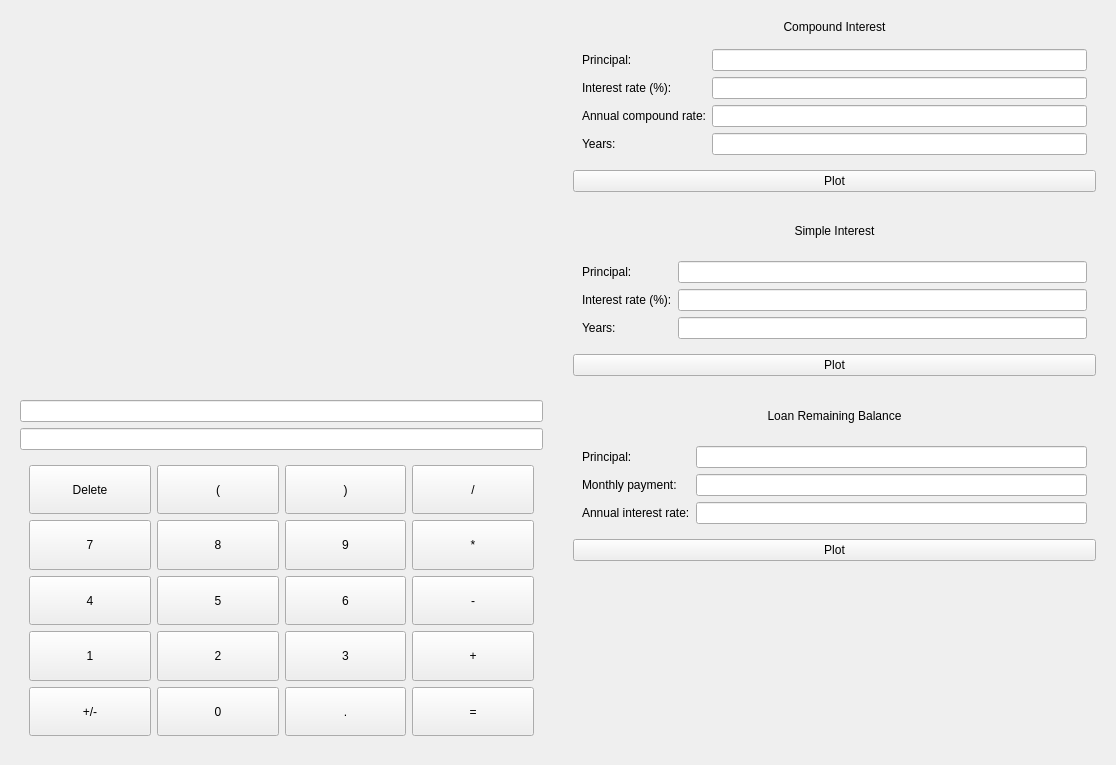
Before: the Qt Designer form app/calculator.ui in ebaustria/financial_calculator, drawn with Qt 5.
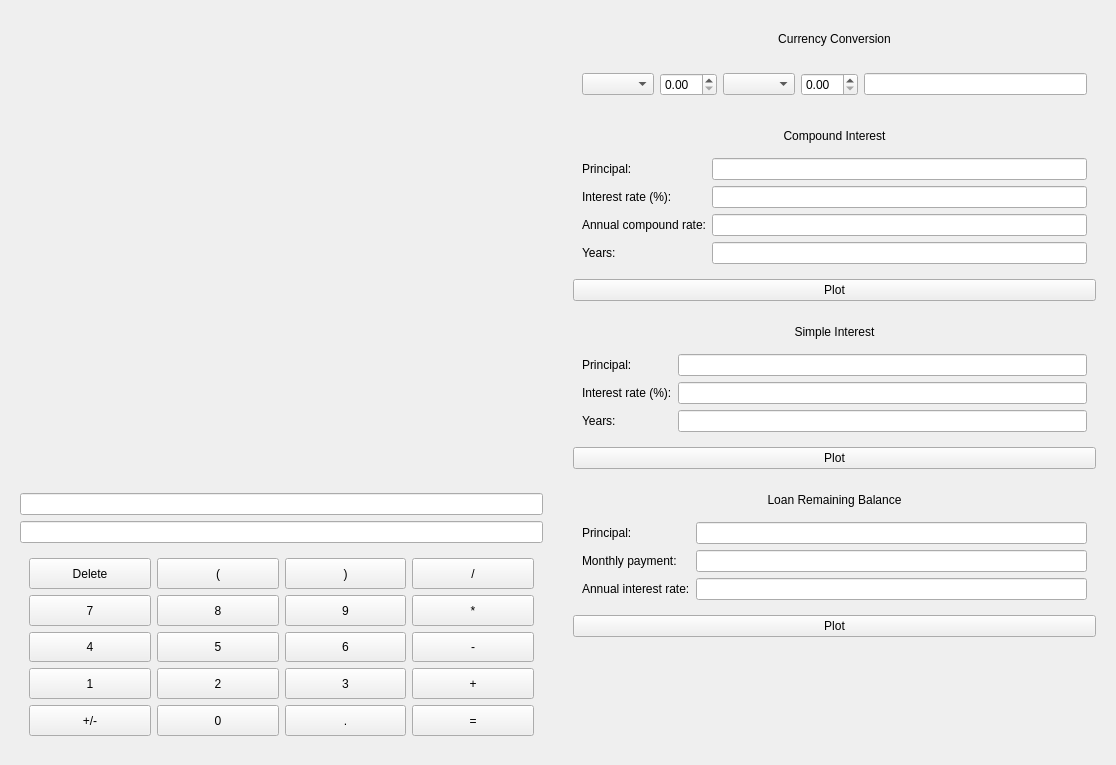
After: the same form once the commit is applied. Custom widgets are drawn as their Qt base class.

Commit message: Add currency conversion widgets

```diff
--- a/app/calculator.ui
+++ b/app/calculator.ui
@@ -20,94 +20,7 @@
    <string>Frame</string>
   </property>
   <layout class="QGridLayout" name="gridLayout">
-   <item row="0" column="0" rowspan="2" colspan="2">
-    <widget class="QWidget" name="plotViewer" native="true">
-     <property name="sizePolicy">
-      <sizepolicy hsizetype="Preferred" vsizetype="Preferred">
-       <horstretch>0</horstretch>
-       <verstretch>0</verstretch>
-      </sizepolicy>
-     </property>
-     <layout class="QVBoxLayout" name="verticalLayout" stretch="0">
-      <item>
-       <widget class="QChartView" name="lineChart" native="true"/>
-      </item>
-     </layout>
-    </widget>
-   </item>
-   <item row="0" column="2">
-    <widget class="QWidget" name="compoundInterestControlPanel" native="true">
-     <layout class="QVBoxLayout" name="verticalLayout_3">
-      <item>
-       <widget class="QLabel" name="compoundInterestLabel">
-        <property name="text">
-         <string>Compound Interest</string>
-        </property>
-        <property name="alignment">
-         <set>Qt::AlignmentFlag::AlignCenter</set>
-        </property>
-       </widget>
-      </item>
-      <item>
-       <widget class="QWidget" name="compoundForm" native="true">
-        <layout class="QFormLayout" name="roiFormLayout">
-         <property name="horizontalSpacing">
-          <number>6</number>
-         </property>
-         <item row="0" column="1">
-          <widget class="QLineEdit" name="compoundPrincipalEdit"/>
-         </item>
-         <item row="0" column="0">
-          <widget class="QLabel" name="compoundPrincipalLabel">
-           <property name="text">
-            <string>Principal:</string>
-           </property>
-          </widget>
-         </item>
-         <item row="1" column="1">
-          <widget class="QLineEdit" name="compoundLineEdit"/>
-         </item>
-         <item row="1" column="0">
-          <widget class="QLabel" name="compoundLabel">
-           <property name="text">
-            <string>Interest rate (%):</string>
-           </property>
-          </widget>
-         </item>
-         <item row="2" column="1">
-          <widget class="QLineEdit" name="compoundRateLineEdit"/>
-         </item>
-         <item row="2" column="0">
-          <widget class="QLabel" name="compoundRateLabel">
-           <property name="text">
-            <string>Annual compound rate:</string>
-           </property>
-          </widget>
-         </item>
-         <item row="3" column="0">
-          <widget class="QLabel" name="compoundYearsLabel">
-           <property name="text">
-            <string>Years:</string>
-           </property>
-          </widget>
-         </item>
-         <item row="3" column="1">
-          <widget class="QLineEdit" name="compoundYearsLineEdit"/>
-         </item>
-        </layout>
-       </widget>
-      </item>
-      <item>
-       <widget class="QPushButton" name="plotCompoundInterestButton">
-        <property name="text">
-         <string>Plot</string>
-        </property>
-       </widget>
-      </item>
-     </layout>
-    </widget>
-   </item>
-   <item row="1" column="2">
+   <item row="2" column="2">
     <widget class="QWidget" name="simpleInterestControlPanel" native="true">
      <layout class="QVBoxLayout" name="verticalLayout_2">
       <item>
@@ -166,7 +79,62 @@
      </layout>
     </widget>
    </item>
-   <item row="2" column="2">
+   <item row="0" column="2">
+    <widget class="QWidget" name="currencyConversionControlPanel" native="true">
+     <layout class="QVBoxLayout" name="verticalLayout_6">
+      <item>
+       <widget class="QLabel" name="currencyConversionTitle">
+        <property name="text">
+         <string>Currency Conversion</string>
+        </property>
+        <property name="alignment">
+         <set>Qt::AlignmentFlag::AlignCenter</set>
+        </property>
+       </widget>
+      </item>
+      <item>
+       <widget class="QWidget" name="currencyConversionForm" native="true">
+        <layout class="QHBoxLayout" name="horizontalLayout">
+         <item>
+          <widget class="QComboBox" name="fromCurrencyComboBox">
+           <property name="currentText">
+            <string/>
+           </property>
+           <property name="placeholderText">
+            <string/>
+           </property>
+          </widget>
+         </item>
+         <item>
+          <widget class="QDoubleSpinBox" name="fromCurrencySpinBox"/>
+         </item>
+         <item>
+          <widget class="QComboBox" name="toCurrencyComboBox">
+           <property name="currentText">
+            <string/>
+           </property>
+           <property name="placeholderText">
+            <string/>
+           </property>
+          </widget>
+         </item>
+         <item>
+          <widget class="QDoubleSpinBox" name="toCurrencySpinBox"/>
+         </item>
+         <item>
+          <widget class="QLineEdit" name="lineEdit">
+           <property name="readOnly">
+            <bool>true</bool>
+           </property>
+          </widget>
+         </item>
+        </layout>
+       </widget>
+      </item>
+     </layout>
+    </widget>
+   </item>
+   <item row="3" column="2">
     <widget class="QWidget" name="loanRepaymentControlPanel" native="true">
      <layout class="QVBoxLayout" name="verticalLayout_4">
       <item>
@@ -225,7 +193,7 @@
      </layout>
     </widget>
    </item>
-   <item row="2" column="0" rowspan="2">
+   <item row="3" column="0" rowspan="2">
     <widget class="QWidget" name="calculator" native="true">
      <layout class="QVBoxLayout" name="verticalLayout_5">
       <item>
@@ -513,6 +481,93 @@
      </layout>
     </widget>
    </item>
+   <item row="1" column="2">
+    <widget class="QWidget" name="compoundInterestControlPanel" native="true">
+     <layout class="QVBoxLayout" name="verticalLayout_3">
+      <item>
+       <widget class="QLabel" name="compoundInterestLabel">
+        <property name="text">
+         <string>Compound Interest</string>
+        </property>
+        <property name="alignment">
+         <set>Qt::AlignmentFlag::AlignCenter</set>
+        </property>
+       </widget>
+      </item>
+      <item>
+       <widget class="QWidget" name="compoundForm" native="true">
+        <layout class="QFormLayout" name="roiFormLayout">
+         <property name="horizontalSpacing">
+          <number>6</number>
+         </property>
+         <item row="0" column="1">
+          <widget class="QLineEdit" name="compoundPrincipalEdit"/>
+         </item>
+         <item row="0" column="0">
+          <widget class="QLabel" name="compoundPrincipalLabel">
+           <property name="text">
+            <string>Principal:</string>
+           </property>
+          </widget>
+         </item>
+         <item row="1" column="1">
+          <widget class="QLineEdit" name="compoundLineEdit"/>
+         </item>
+         <item row="1" column="0">
+          <widget class="QLabel" name="compoundLabel">
+           <property name="text">
+            <string>Interest rate (%):</string>
+           </property>
+          </widget>
+         </item>
+         <item row="2" column="1">
+          <widget class="QLineEdit" name="compoundRateLineEdit"/>
+         </item>
+         <item row="2" column="0">
+          <widget class="QLabel" name="compoundRateLabel">
+           <property name="text">
+            <string>Annual compound rate:</string>
+           </property>
+          </widget>
+         </item>
+         <item row="3" column="0">
+          <widget class="QLabel" name="compoundYearsLabel">
+           <property name="text">
+            <string>Years:</string>
+           </property>
+          </widget>
+         </item>
+         <item row="3" column="1">
+          <widget class="QLineEdit" name="compoundYearsLineEdit"/>
+         </item>
+        </layout>
+       </widget>
+      </item>
+      <item>
+       <widget class="QPushButton" name="plotCompoundInterestButton">
+        <property name="text">
+         <string>Plot</string>
+        </property>
+       </widget>
+      </item>
+     </layout>
+    </widget>
+   </item>
+   <item row="1" column="0" rowspan="2" colspan="2">
+    <widget class="QWidget" name="plotViewer" native="true">
+     <property name="sizePolicy">
+      <sizepolicy hsizetype="Preferred" vsizetype="Preferred">
+       <horstretch>0</horstretch>
+       <verstretch>0</verstretch>
+      </sizepolicy>
+     </property>
+     <layout class="QVBoxLayout" name="verticalLayout" stretch="0">
+      <item>
+       <widget class="QChartView" name="lineChart" native="true"/>
+      </item>
+     </layout>
+    </widget>
+   </item>
   </layout>
  </widget>
  <customwidgets>
```
The commit also changes 2 other files.
